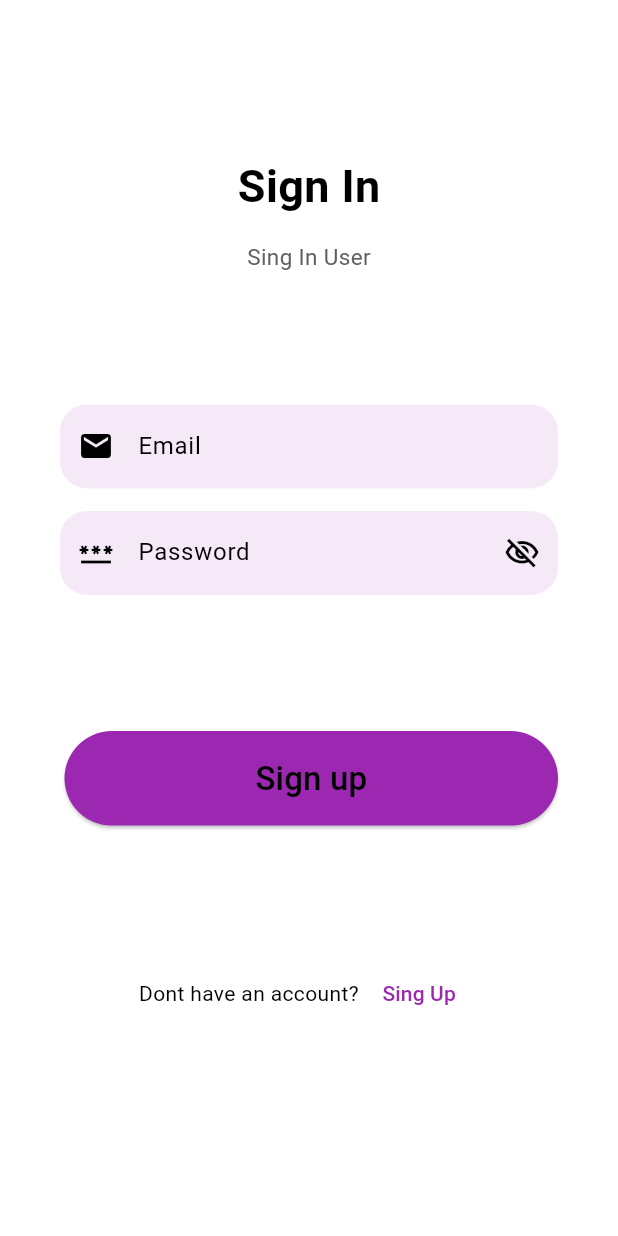
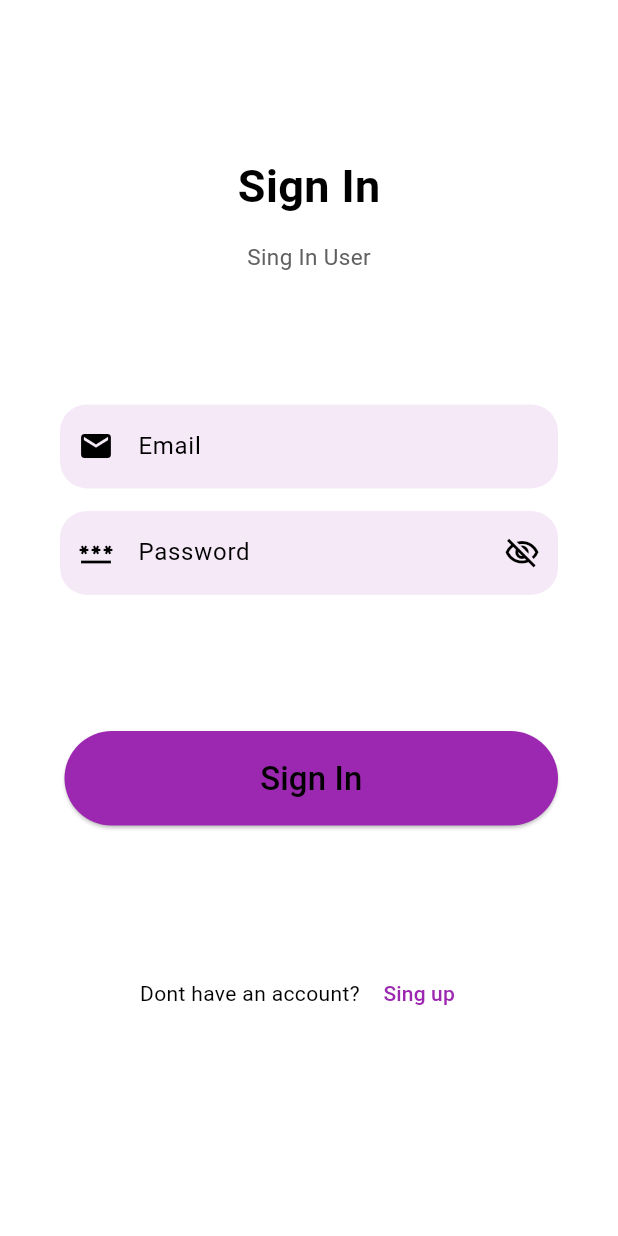
Before and after one commit to Chandera-Raghav/e_commerce_app, a Flutter app: the screen it shows after launch, on a phone screen of 412 x 824 dp. Run offline on Flutter 3.47's test engine with Material 3 defaults, Android fonts, the phone set to English and light mode, and no system bars; our stand-ins replace firebase_core, flutter_bloc, shared_preferences; accounts and stored records are empty; project files that could hold a hidden picture were left out.

Commit message:
with registration & Login ecommerce app with session maintenance completed

```diff
--- a/lib/data/local/user_bloc/user_event.dart
+++ b/lib/data/local/user_bloc/user_event.dart
@@ -6,9 +6,3 @@ class UserSignUpEvent extends UserEvent {
   Map<String, dynamic> bodyParams;
   UserSignUpEvent({required this.bodyParams});
 }
-class UserSignInEvent extends UserEvent {
-  // SignUpModel loginUser;
-  // UserSignInEvent({required this.loginUser});
-  Map<String, dynamic> bodyParams;
-  UserSignInEvent({required this.bodyParams});
-}
--- /dev/null
+++ b/lib/data/local/user_bloc/user_login_bloc.dart
@@ -0,0 +1,29 @@
+import 'package:e_commerce_app/data/local/user_bloc/user_login_event.dart';
+import 'package:e_commerce_app/data/local/user_bloc/user_login_state.dart';
+import 'package:e_commerce_app/data/repositories/app_repositories.dart';
+import 'package:flutter_bloc/flutter_bloc.dart';
+import 'package:shared_preferences/shared_preferences.dart';
+
+import '../../remote/api_exception.dart';
+
+class UserLogInBloc extends Bloc<UserLogInEvent, UserLogInState>{
+  AppRepositories appRepositories;
+  UserLogInBloc({required this.appRepositories}) : super(UserLogInInitialState()){
+    on<UserSignInEvent>((event, emit) async {
+      emit(UserLogInLoadingState());
+      try {
+        var data = await appRepositories.loginUser(mBodyParams: event.bodyParams);
+
+        if(data["status"]){
+          emit(UserLogInSuccessState());
+          SharedPreferences? pref = await SharedPreferences.getInstance();
+          pref.setString("UID", data['tokan']);
+        }else{
+          emit(UserLogInFailedState(errorMassage: data["massege"]));
+        }
+      }catch(e){
+        emit(UserLogInFailedState(errorMassage: (e is AppExceptions) ? e.toString() : e.toString()));
+      }
+    });
+  }
+}
--- /dev/null
+++ b/lib/data/local/user_bloc/user_login_event.dart
@@ -0,0 +1,5 @@
+abstract class UserLogInEvent {}
+class UserSignInEvent extends UserLogInEvent {
+  Map<String, dynamic> bodyParams;
+  UserSignInEvent({required this.bodyParams});
+}
--- /dev/null
+++ b/lib/data/local/user_bloc/user_login_state.dart
@@ -0,0 +1,9 @@
+
+class UserLogInState{}
+class UserLogInInitialState extends UserLogInState{}
+class UserLogInLoadingState extends UserLogInState{}
+class UserLogInSuccessState extends UserLogInState{}
+class UserLogInFailedState extends UserLogInState{
+  String errorMassage;
+  UserLogInFailedState({required this.errorMassage});
+}
--- a/lib/data/repositories/app_repositories.dart
+++ b/lib/data/repositories/app_repositories.dart
@@ -6,7 +6,9 @@ class AppRepositories{
   AppRepositories({required this.apiHelper});
   Future<dynamic> registrationUser({required Map<String, dynamic> mBodyParams}) async {
     try{
-      return await apiHelper.postApi(url: UrlHelper.registerUrl, mBodyParams: mBodyParams);
+
+      var data = await apiHelper.postApi(url: UrlHelper.registerUrl, mBodyParams: mBodyParams);
+      return data;
     }catch(e){
       throw(e);
     }
@@ -14,7 +16,6 @@ class AppRepositories{
   Future<dynamic> loginUser({required Map<String, dynamic> mBodyParams}) async {
     try{
       dynamic data = await apiHelper.postApiLogin(url: UrlHelper.loginUrl, mBodyParams: mBodyParams);
-      print("Login error : ${data.toString()}");
       return data;
     }catch(e){
       throw(e);
--- a/lib/ui/app_security_page/sign_in_page.dart
+++ b/lib/ui/app_security_page/sign_in_page.dart
@@ -1,23 +1,25 @@
 import 'package:e_commerce_app/data/local/ui_helper.dart';
-import 'package:e_commerce_app/data/local/user_bloc/user_bloc.dart';
-import 'package:e_commerce_app/data/local/user_bloc/user_event.dart';
-import 'package:e_commerce_app/data/local/user_bloc/user_state.dart';
+import 'package:e_commerce_app/data/local/user_bloc/user_login_bloc.dart';
+import 'package:e_commerce_app/data/local/user_bloc/user_login_state.dart';
 import 'package:e_commerce_app/ui/app_security_page/sign_up_page.dart';
+import 'package:e_commerce_app/ui/home_page.dart';
 import 'package:flutter/material.dart';
 import 'package:flutter_bloc/flutter_bloc.dart';
+
+import '../../data/local/user_bloc/user_login_event.dart';
 
 class SignInPage extends StatefulWidget {
   const SignInPage({super.key});
 
   @override
-  State<SignInPage> createState() => _SignupPageState();
+  State<SignInPage> createState() => _SignInPageState();
 }
 
-class _SignupPageState extends State<SignInPage> {
+class _SignInPageState extends State<SignInPage> {
   TextEditingController emailController = TextEditingController();
   TextEditingController passwordController = TextEditingController();
   bool isPassVisible = false;
-
+  bool isLoading = false;
   GlobalKey<FormState> mKey = GlobalKey<FormState>();
 
   @override
@@ -125,14 +127,24 @@ class _SignupPageState extends State<SignInPage> {
                   ),
                 ],
               ),
-              BlocListener<UserBloc, UserState>(listener: (_, state){
-                if(state is UserSuccessState){
-                  ScaffoldMessenger.of(context).showSnackBar(const SnackBar(content: Text("Login successfully...")));
-                  Navigator.pop(context);
+              StatefulBuilder(
+                builder: (context, ss) {
+                  return BlocListener<UserLogInBloc, UserLogInState>(listener: (_, state) async {
+                    if(state is UserLogInLoadingState){
+                      isLoading = true;
+                      ss((){});
                     }
-                if(state is UserFailedState){
+                    if(state is UserLogInFailedState){
+                      isLoading = false;
+                      ss((){});
                       ScaffoldMessenger.of(context).showSnackBar(SnackBar(content: Text(state.errorMassage)));
                     }
+                    if(state is UserLogInSuccessState){
+                      isLoading = false;
+                      ScaffoldMessenger.of(context).showSnackBar(const SnackBar(content: Text("Login successfully...")));
+                      Navigator.push(context, MaterialPageRoute(builder: (context) => const HomePage()));
+                    }
+
                   },
                     child:
                     Container(
@@ -143,7 +155,7 @@ class _SignupPageState extends State<SignInPage> {
                               String email = emailController.text;
                               String password = passwordController.text;
 
-                          context.read<UserBloc>().add(UserSignInEvent(bodyParams: {
+                              context.read<UserLogInBloc>().add(UserSignInEvent(bodyParams: {
                                 "email": email,
                                 "password": password
                               }));
@@ -154,12 +166,17 @@ class _SignupPageState extends State<SignInPage> {
                             padding: const EdgeInsets.symmetric(vertical: 16),
                             backgroundColor: Colors.purple,
                           ),
-                      child: const Text(
-                        "Sign up",
+                          child: isLoading ? const Row(mainAxisAlignment: MainAxisAlignment.center, children: [CircularProgressIndicator(), SizedBox(width: 11), Text(
+                            "Signing In...",
+                            style: TextStyle(fontSize: 22, color: Colors.black),
+                          )],) : const Text(
+                            "Sign In",
                             style: TextStyle(fontSize: 22, color: Colors.black),
                           ),
                         )
                     ),
+                  );
+                }
               ),
               Row(
                 mainAxisAlignment: MainAxisAlignment.center,
@@ -169,7 +186,7 @@ class _SignupPageState extends State<SignInPage> {
                       onPressed: () {
                         Navigator.push(context, MaterialPageRoute(builder: (context) => const SignupPage()));
                       },
-                      child: const Text("Sing Up ", style: TextStyle(color: Colors.purple),)
+                      child: const Text("Sing up ", style: TextStyle(color: Colors.purple),)
                   )
                 ],
               )
--- a/lib/ui/flash_page.dart
+++ b/lib/ui/flash_page.dart
@@ -18,7 +18,7 @@ class _FlashPAgeState extends State<FlashPage> {
     super.initState();
     Timer(const Duration(seconds: 5), () async{
       SharedPreferences? pref = await SharedPreferences.getInstance();
-      check = pref.getString("${pref.getString("UID")}") ?? '';
+      check = pref.getString("${'UID'}") ?? '';
       Widget navigetTo = check!.isNotEmpty ? const HomePage() : const SignInPage();
 
       Navigator.pushReplacement(context, MaterialPageRoute(builder: (context) => navigetTo));
--- a/lib/ui/home_page.dart
+++ b/lib/ui/home_page.dart
@@ -44,6 +44,8 @@ class _HomePageState extends State<HomePage> {
       bottomNavigationBar: BottomAppBar(
         notchMargin: 18,
         shape: const CircularNotchedRectangle(),
+        child: SizedBox(
+          width: double.infinity,
           child: Row(
             mainAxisAlignment: MainAxisAlignment.spaceBetween,
             children: [
@@ -85,6 +87,7 @@ class _HomePageState extends State<HomePage> {
             ],
           ),
         ),
+      ),
       floatingActionButtonLocation: FloatingActionButtonLocation.centerDocked,
       floatingActionButton: FloatingActionButton(
         onPressed: () {
--- a/lib/ui/product_details_screen/product_details.dart
+++ b/lib/ui/product_details_screen/product_details.dart
@@ -15,17 +15,16 @@ class _ProductDetailsScreenState extends State<ProductDetailsScreen> {
     return Scaffold(
       backgroundColor: Colors.grey.withOpacity(0.20),
       body: Padding(
-        padding: const EdgeInsets.symmetric(horizontal: 20.0),
+        padding: const EdgeInsets.symmetric(horizontal: 10.0),
         child: Container(
           margin: EdgeInsets.zero,
           width: MediaQuery.of(context).size.width,
           height: MediaQuery.of(context).size.height,
           child: Column(
-            mainAxisAlignment: MainAxisAlignment.spaceAround,
+            mainAxisAlignment: MainAxisAlignment.start,
             children: [
             const ProductTopBar(),
             const SizedBox(width: 50, height: 80,),
-              Container(margin: EdgeInsets.zero, width: 20, height: 20,)
 
           ],)
         ),
--- a/lib/ui/ui_widget/home_page_widget/disply_category_widget.dart
+++ b/lib/ui/ui_widget/home_page_widget/disply_category_widget.dart
@@ -16,8 +16,8 @@ class DisplayCategoryWidget extends StatelessWidget {
             shrinkWrap: true,
             gridDelegate: const SliverGridDelegateWithFixedCrossAxisCount(
                 childAspectRatio: 0.78,
-                crossAxisSpacing: 20,
-                mainAxisSpacing: 20,
+                crossAxisSpacing: 10,
+                mainAxisSpacing: 10,
                 crossAxisCount: 2),
             itemCount: products.length,
             itemBuilder: (context, index) {
```
Also changed, not shown: lib/data/local/user_bloc/user_bloc.dart (+1 -18 lines), lib/data/remote/api_helper.dart (+52 -23 lines), lib/data/remote/ulr_helper.dart (+10 -0 lines), lib/main.dart (+7 -1 lines), lib/ui/app_security_page/sign_up_page.dart (+23 -8 lines), lib/ui/product_details_screen/product_details_widget/product_ditails_widget.dart (added, +20 -0 lines), lib/ui/product_details_screen/product_details_widget/product_top_bar_widget.dart (+12 -7 lines), lib/data/local/user_bloc/user_state.dart (line endings or trailing spaces), lib/ui/product_details_screen/product_details_widget/product_image_slider.dart (added). Lines whose indentation alone changed are shown as unchanged.
